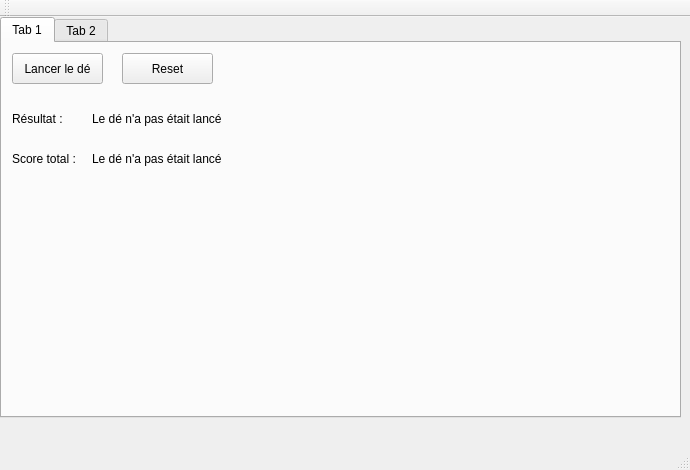
Above: Mario_Party/Mario_Party.ui from Clement-Cauet/Mario_Party before the change. Below: the same form after it.
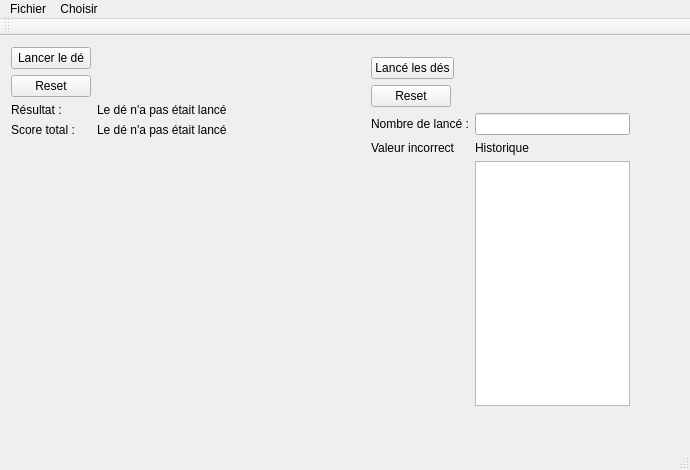
That is the form after the change.

Diff of the .ui file:
```diff
--- a/Mario_Party/Mario_Party.ui
+++ b/Mario_Party/Mario_Party.ui
@@ -14,152 +14,112 @@
    <string>Mario_Party</string>
   </property>
   <widget class="QWidget" name="centralWidget">
-   <widget class="QTabWidget" name="tabWidget">
+   <widget class="QWidget" name="formLayoutWidget">
     <property name="geometry">
      <rect>
       <x>0</x>
       <y>0</y>
-      <width>681</width>
-      <height>401</height>
+      <width>281</width>
+      <height>261</height>
      </rect>
     </property>
-    <property name="currentIndex">
-     <number>0</number>
+    <layout class="QFormLayout" name="layoutD">
+     <item row="3" column="0">
+      <widget class="QLabel" name="resultTitle">
+       <property name="text">
+        <string>Résultat :</string>
+       </property>
+      </widget>
+     </item>
+     <item row="5" column="0">
+      <widget class="QLabel" name="scoreTitle">
+       <property name="text">
+        <string>Score total :</string>
+       </property>
+      </widget>
+     </item>
+     <item row="1" column="0">
+      <widget class="QPushButton" name="resetButton">
+       <property name="text">
+        <string>Reset</string>
+       </property>
+      </widget>
+     </item>
+     <item row="0" column="0">
+      <widget class="QPushButton" name="jetDeButton">
+       <property name="text">
+        <string>Lancer le dé</string>
+       </property>
+      </widget>
+     </item>
+     <item row="5" column="1">
+      <widget class="QLabel" name="score">
+       <property name="text">
+        <string>Le dé n'a pas était lancé</string>
+       </property>
+      </widget>
+     </item>
+     <item row="3" column="1">
+      <widget class="QLabel" name="result">
+       <property name="text">
+        <string>Le dé n'a pas était lancé</string>
+       </property>
+      </widget>
+     </item>
+    </layout>
+   </widget>
+   <widget class="QWidget" name="formLayoutWidget_2">
+    <property name="geometry">
+     <rect>
+      <x>360</x>
+      <y>10</y>
+      <width>281</width>
+      <height>371</height>
+     </rect>
     </property>
-    <widget class="QWidget" name="tab">
-     <attribute name="title">
-      <string>Tab 1</string>
-     </attribute>
-     <widget class="QLabel" name="score">
-      <property name="geometry">
-       <rect>
-        <x>90</x>
-        <y>100</y>
-        <width>151</width>
-        <height>31</height>
-       </rect>
-      </property>
-      <property name="text">
-       <string>Le dé n'a pas était lancé</string>
-      </property>
-     </widget>
-     <widget class="QPushButton" name="jetDeButton">
-      <property name="geometry">
-       <rect>
-        <x>10</x>
-        <y>10</y>
-        <width>91</width>
-        <height>31</height>
-       </rect>
-      </property>
-      <property name="text">
-       <string>Lancer le dé</string>
-      </property>
-     </widget>
-     <widget class="QLabel" name="resultTitle">
-      <property name="geometry">
-       <rect>
-        <x>10</x>
-        <y>60</y>
-        <width>71</width>
-        <height>31</height>
-       </rect>
-      </property>
-      <property name="text">
-       <string>Résultat :</string>
-      </property>
-     </widget>
-     <widget class="QLabel" name="result">
-      <property name="geometry">
-       <rect>
-        <x>90</x>
-        <y>60</y>
-        <width>151</width>
-        <height>31</height>
-       </rect>
-      </property>
-      <property name="text">
-       <string>Le dé n'a pas était lancé</string>
-      </property>
-     </widget>
-     <widget class="QPushButton" name="resetButton">
-      <property name="geometry">
-       <rect>
-        <x>120</x>
-        <y>10</y>
-        <width>91</width>
-        <height>31</height>
-       </rect>
-      </property>
-      <property name="text">
-       <string>Reset</string>
-      </property>
-     </widget>
-     <widget class="QLabel" name="scoreTitle">
-      <property name="geometry">
-       <rect>
-        <x>10</x>
-        <y>100</y>
-        <width>71</width>
-        <height>31</height>
-       </rect>
-      </property>
-      <property name="text">
-       <string>Score total :</string>
-      </property>
-     </widget>
-    </widget>
-    <widget class="QWidget" name="tab_2">
-     <attribute name="title">
-      <string>Tab 2</string>
-     </attribute>
-     <widget class="QTableView" name="tableView">
-      <property name="geometry">
-       <rect>
-        <x>300</x>
-        <y>60</y>
-        <width>131</width>
-        <height>192</height>
-       </rect>
-      </property>
-     </widget>
-     <widget class="QLabel" name="label_4">
-      <property name="geometry">
-       <rect>
-        <x>300</x>
-        <y>20</y>
-        <width>47</width>
-        <height>31</height>
-       </rect>
-      </property>
-      <property name="text">
-       <string>Historique</string>
-      </property>
-     </widget>
-     <widget class="QLabel" name="label_3">
-      <property name="geometry">
-       <rect>
-        <x>10</x>
-        <y>110</y>
-        <width>101</width>
-        <height>41</height>
-       </rect>
-      </property>
-      <property name="text">
-       <string>Nombre de lancé :</string>
-      </property>
-     </widget>
-     <widget class="QTextEdit" name="textEdit">
-      <property name="geometry">
-       <rect>
-        <x>110</x>
-        <y>110</y>
-        <width>61</width>
-        <height>41</height>
-       </rect>
-      </property>
-     </widget>
-    </widget>
+    <layout class="QFormLayout" name="layoutD_Histo">
+     <item row="4" column="0">
+      <widget class="QPushButton" name="reset2Button">
+       <property name="text">
+        <string>Reset</string>
+       </property>
+      </widget>
+     </item>
+     <item row="3" column="0">
+      <widget class="QPushButton" name="jetDe2Button">
+       <property name="text">
+        <string>Lancé les dés</string>
+       </property>
+      </widget>
+     </item>
+     <item row="8" column="1">
+      <widget class="QTableWidget" name="tableWidget"/>
+     </item>
+     <item row="7" column="1">
+      <widget class="QLabel" name="label_4">
+       <property name="text">
+        <string>Historique</string>
+       </property>
+      </widget>
+     </item>
+     <item row="6" column="1">
+      <widget class="QLineEdit" name="lineEdit"/>
+     </item>
+     <item row="6" column="0">
+      <widget class="QLabel" name="label_3">
+       <property name="text">
+        <string>Nombre de lancé :</string>
+       </property>
+      </widget>
+     </item>
+     <item row="7" column="0">
+      <widget class="QLabel" name="error">
+       <property name="text">
+        <string>Valeur incorrect</string>
+       </property>
+      </widget>
+     </item>
+    </layout>
    </widget>
   </widget>
   <widget class="QMenuBar" name="menuBar">
@@ -171,6 +131,21 @@
      <height>26</height>
     </rect>
    </property>
+   <widget class="QMenu" name="menuFichier">
+    <property name="title">
+     <string>Fichier</string>
+    </property>
+    <addaction name="actionQuitter"/>
+   </widget>
+   <widget class="QMenu" name="menuChoisir">
+    <property name="title">
+     <string>Choisir</string>
+    </property>
+    <addaction name="actionD"/>
+    <addaction name="actionD_Histo"/>
+   </widget>
+   <addaction name="menuFichier"/>
+   <addaction name="menuChoisir"/>
   </widget>
   <widget class="QToolBar" name="mainToolBar">
    <attribute name="toolBarArea">
```
Left out of the diff: 99 changed lines with no effect on the pictures.
